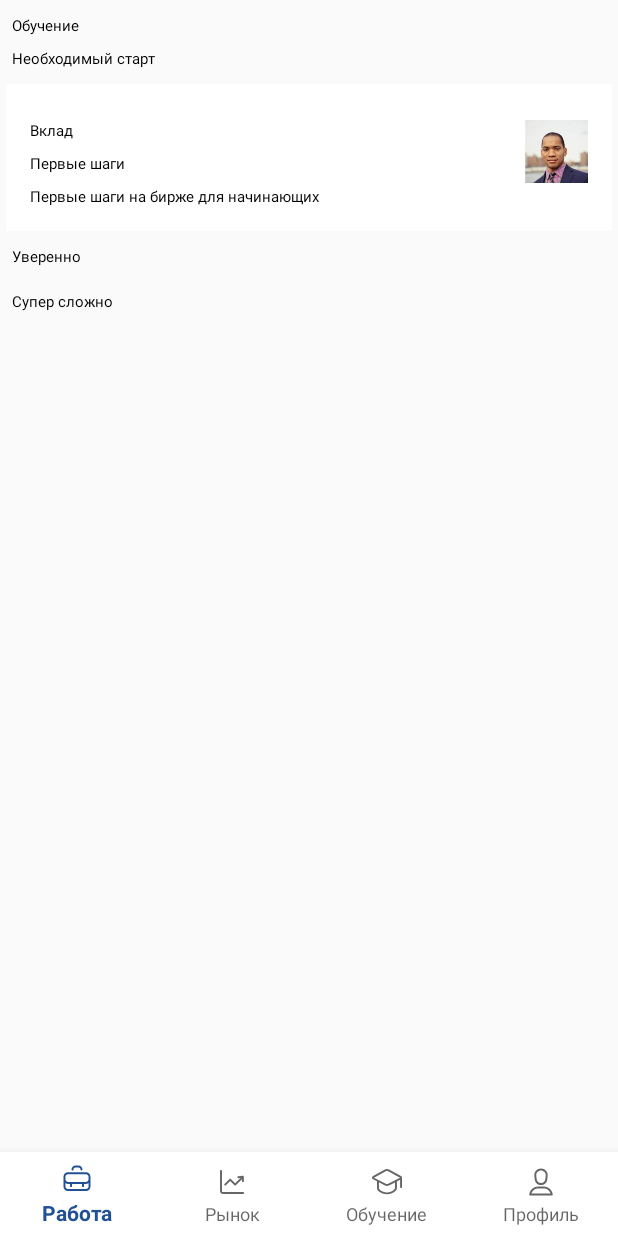
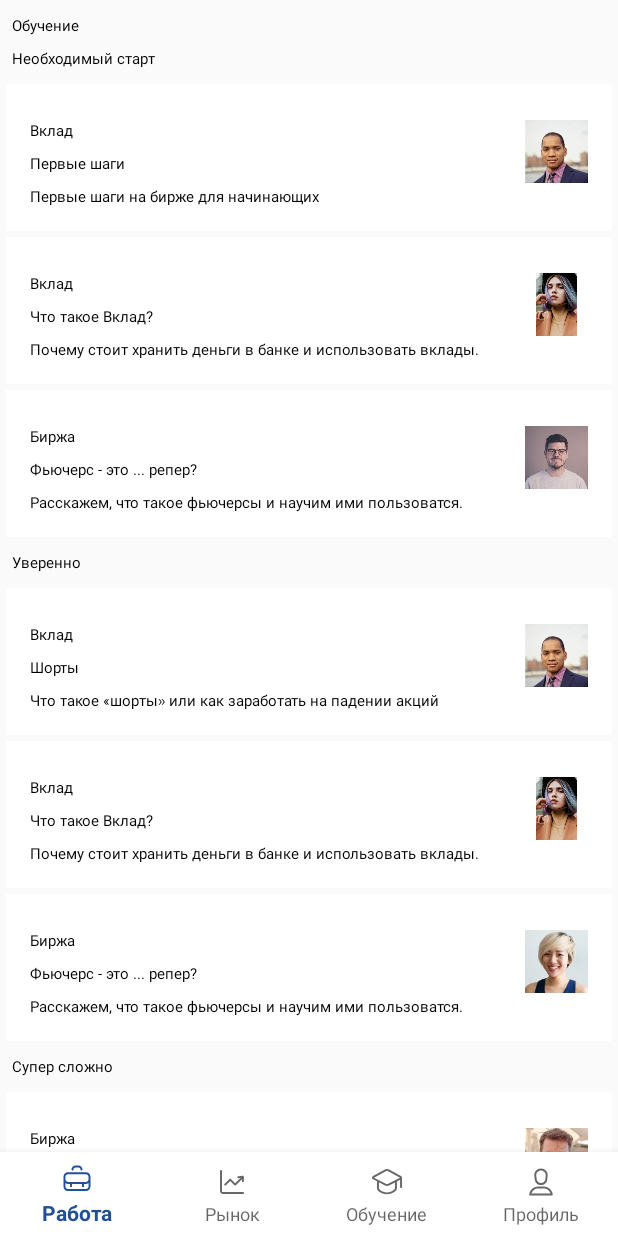
Before and after one commit to alekseyonanov/Invest, an Android app: the fragment EducationListFragment placed in its activity, on a phone screen of 412 x 824 dp. Run offline under Robolectric (Android 15) with nearby library versions, the light colour scheme and no system bars; our stand-ins replace Dagger/Hilt's generated code; libraries missing offline, so code that uses them is left out: com.github.terrakok.cicerone; Roboto replaces fonts that are not available here; 2 statements that could not run were skipped.

Commit message:
Education screen realization.

```diff
--- a/app/src/main/java/ru/grokkers/invest/data/Sample.kt
+++ b/app/src/main/java/ru/grokkers/invest/data/Sample.kt
@@ -19,7 +19,66 @@ object Sample {
             category = "Вклад",
             favourite = false
         ),
-
+        Education(
+            id = 1,
+            title = "Что такое Вклад?",
+            level = 0,
+            description = "Почему стоит хранить деньги в банке и использовать вклады.",
+            content = "Какой крутой контент",
+            thumb = R.drawable.avatar_1,
+            category = "Вклад",
+            favourite = false
+        ),
+        Education(
+            id = 2,
+            title = "Фьючерс - это ... репер?",
+            level = 0,
+            description = "Расскажем, что такое фьючерсы и научим ими пользоватся.",
+            content = "Какой крутой контент",
+            thumb = R.drawable.avatar_2,
+            category = "Биржа",
+            favourite = false
+        ),
+        Education(
+            id = 10,
+            title = "Шорты",
+            level = 1,
+            description = "Что такое «шорты» или как заработать на падении акций",
+            content = "Какой крутой контент",
+            thumb = R.drawable.avatar_0,
+            category = "Вклад",
+            favourite = false
+        ),
+        Education(
+            id = 11,
+            title = "Что такое Вклад?",
+            level = 1,
+            description = "Почему стоит хранить деньги в банке и использовать вклады.",
+            content = "Какой крутой контент",
+            thumb = R.drawable.avatar_1,
+            category = "Вклад",
+            favourite = false
+        ),
+        Education(
+            id = 12,
+            title = "Фьючерс - это ... репер?",
+            level = 1,
+            description = "Расскажем, что такое фьючерсы и научим ими пользоватся.",
+            content = "Какой крутой контент",
+            thumb = R.drawable.avatar_3,
+            category = "Биржа",
+            favourite = false
+        ),
+        Education(
+            id = 22,
+            title = "Причины инфляции",
+            level = 2,
+            description = "Почему же все дорожает?",
+            content = "Какой крутой контент",
+            thumb = R.drawable.avatar_4,
+            category = "Биржа",
+            favourite = false
+        ),
     )
 
 }
--- a/app/src/main/java/ru/grokkers/invest/ui/fragment/education/list/EducationListFragment.kt
+++ b/app/src/main/java/ru/grokkers/invest/ui/fragment/education/list/EducationListFragment.kt
@@ -6,7 +6,10 @@ import android.view.View
 import android.view.ViewGroup
 import androidx.fragment.app.viewModels
 import dagger.hilt.android.AndroidEntryPoint
+import ru.grokkers.invest.data.model.EASY
 import ru.grokkers.invest.data.model.Education
+import ru.grokkers.invest.data.model.HARD
+import ru.grokkers.invest.data.model.MEDIUM
 import ru.grokkers.invest.databinding.FragmentEducationListBinding
 import ru.grokkers.invest.ui.base.BaseFragment
 import ru.grokkers.invest.ui.fragment.education.list.adapter.EducationListAdapter
@@ -26,8 +29,16 @@ class EducationListFragment : BaseFragment() {
             onItemClicked = viewModel::onItemClicked
         }
     }
-    private val mediumAdapter = EducationListAdapter()
-    private val hardAdapter = EducationListAdapter()
+    private val mediumAdapter by lazy {
+        EducationListAdapter().apply {
+            onItemClicked = viewModel::onItemClicked
+        }
+    }
+    private val hardAdapter by lazy {
+        EducationListAdapter().apply {
+            onItemClicked = viewModel::onItemClicked
+        }
+    }
 
     private val viewModel by viewModels<EducationListViewModel>()
 
@@ -74,9 +85,9 @@ class EducationListFragment : BaseFragment() {
     }
 
     private fun handleItems(items: List<Education>) {
-        easyAdapter.submitList(items)
-        mediumAdapter.submitList(items)
-        hardAdapter.submitList(items)
+        easyAdapter.submitList(items.filter { it.level == EASY })
+        mediumAdapter.submitList(items.filter { it.level == MEDIUM })
+        hardAdapter.submitList(items.filter { it.level == HARD })
     }
 
 }
--- a/app/src/main/res/layout/fragment_education_list.xml
+++ b/app/src/main/res/layout/fragment_education_list.xml
@@ -64,6 +64,7 @@
             android:id="@+id/medium_recycler_view"
             android:layout_width="match_parent"
             android:layout_height="wrap_content"
+            app:layoutManager="androidx.recyclerview.widget.LinearLayoutManager"
             android:clipToPadding="false"
             android:paddingTop="@dimen/plane_08"
             app:layout_constraintStart_toStartOf="parent"
@@ -87,6 +88,7 @@
             android:layout_width="match_parent"
             android:layout_height="wrap_content"
             android:clipToPadding="false"
+            app:layoutManager="androidx.recyclerview.widget.LinearLayoutManager"
             android:paddingTop="@dimen/plane_08"
             app:layout_constraintStart_toStartOf="parent"
             app:layout_constraintTop_toBottomOf="@id/hard_title"
```
